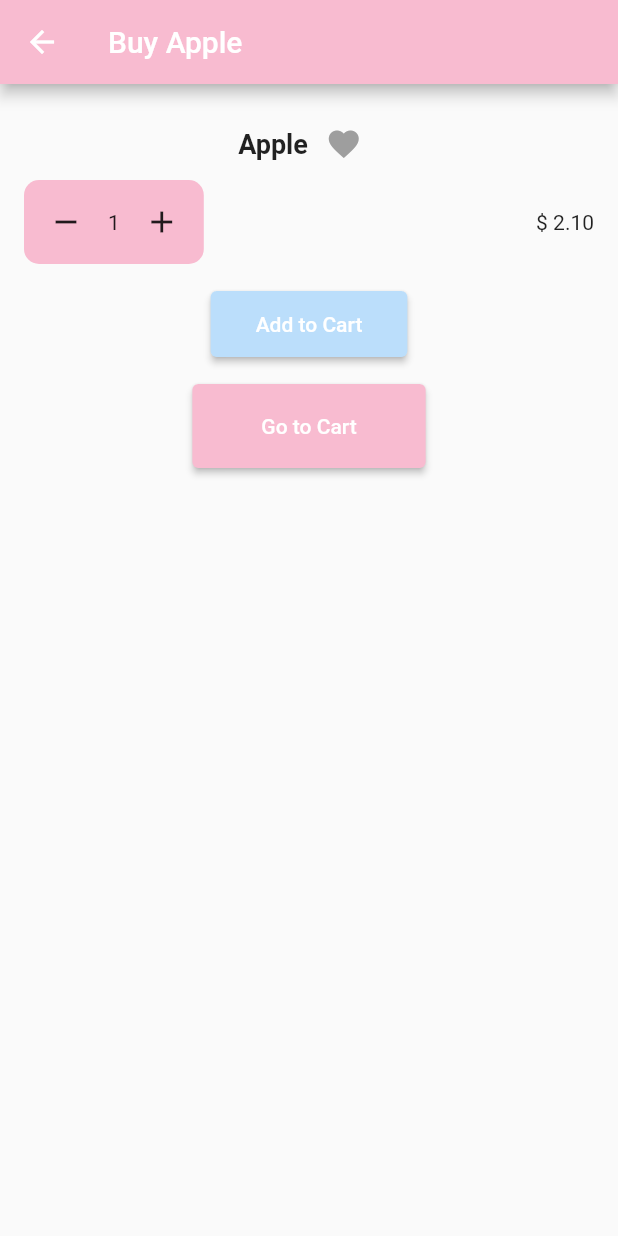
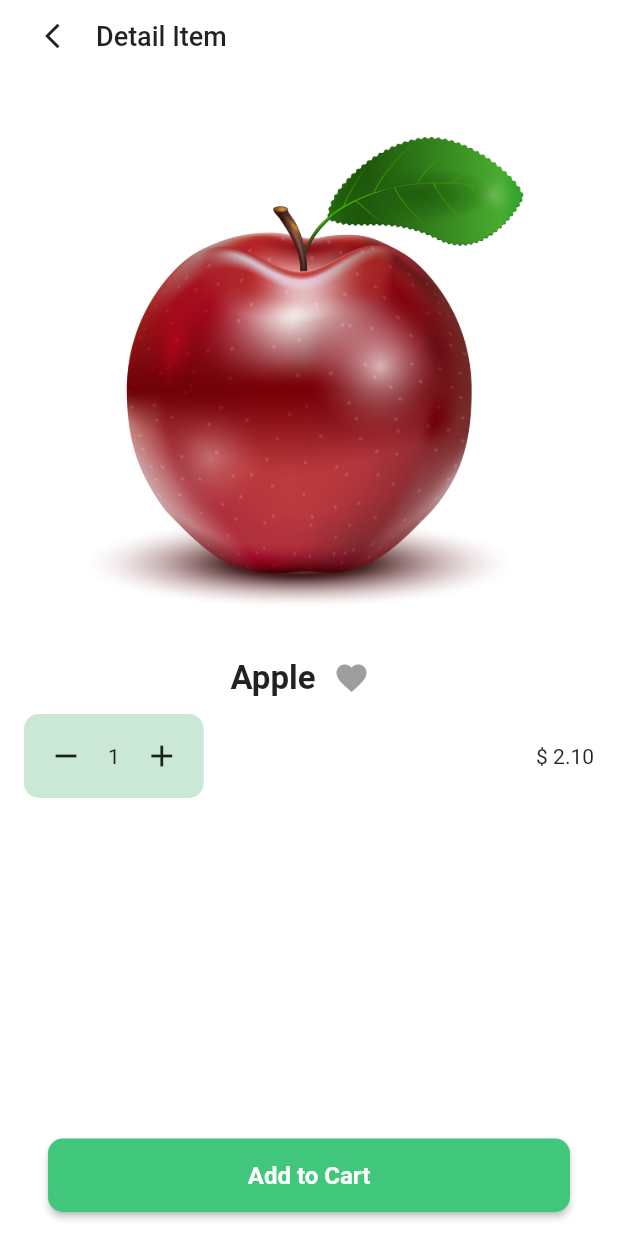
Before and after one commit to juliakowalikk/grocery-cubit, a Flutter app: the screen it shows after launch, after a tap on the "shopping cart" icon, on a phone screen of 412 x 824 dp. Run offline on Flutter 3.47's test engine with Material 2 defaults, Android fonts, the phone set to English and light mode, and no system bars; our stand-ins replace equatable, flutter_bloc; generated files the repository leaves out were written again.

Commit message:
Code refractor

```diff
--- a/lib/cubit/grocery_cubit.dart
+++ b/lib/cubit/grocery_cubit.dart
@@ -9,9 +9,7 @@ class GroceryCubit extends Cubit<GroceryState> {
           const Product(
               itemName: 'Apple', price: 2.10, image: 'lib/images/apple.jpg'),
           const Product(
-              itemName: 'Raspberry',
-              price: 3.45,
-              image: 'lib/images/raspberry.jpg'),
+              itemName: 'Cherry', price: 3.45, image: 'lib/images/cherry.jpg'),
           const Product(
               itemName: 'Kiwi', price: 1.15, image: 'lib/images/kiwi.jpg'),
           const Product(
@@ -25,7 +23,7 @@ class GroceryCubit extends Cubit<GroceryState> {
 
   double totalPrice = 0;
 
-  void addToCart(int amount, Product product) {
+  void addProduct(int amount, Product product) {
     cartProducts.addAll(List.generate(amount, (index) => product));
     totalPrice = totalPrice + (product.price * amount);
     emit(GroceryAddedToCart(
@@ -47,6 +45,7 @@ class GroceryCubit extends Cubit<GroceryState> {
   }
 
   void removeSpecificProduct(int amount, Product product) {
+    print(amount);
     cartProducts.removeWhere((Product item) => product == item);
     totalPrice = totalPrice - (product.price * amount);
     emit(GroceryInitial(
--- a/lib/l10n/app_en.arb
+++ b/lib/l10n/app_en.arb
@@ -1,5 +1,5 @@
 {
-  "buy": "Buy",
+  "buy": "Payment",
   "goToCart": "Go to Cart",
   "grocery": "Grocery",
   "cart": "Cart",
@@ -7,9 +7,13 @@
   "buyGroceries": "Buy your fresh groceries",
   "favProducts": "Favourite products",
   "noProducts": "You don't have favorite products yet",
-  "totalPrice": "Total price:{price}",
+  "totalPrice": "Total price: ${price}",
   "yourCart":"Cart Items",
   "delete": "Delete all",
   "addToCart": "Add to Cart",
-  "productCount": "You have {count} products in your cart"
+  "productCount": "You have {count} products in your cart",
+  "detailItem": "Detail Item",
+  "emptyCart": "Oops! Your cart is empty",
+  "emptySubtitle": "Let's go buy something",
+  "addFav": "Add something on the product page"
 }
--- a/lib/pages/grocery_page/grocery_page.dart
+++ b/lib/pages/grocery_page/grocery_page.dart
@@ -21,27 +21,25 @@ class _HomePageState extends State<GroceryPage> {
         builder: (context, state) {
           return SafeArea(
             child: Column(
+              crossAxisAlignment: CrossAxisAlignment.start,
               children: [
-                Text(
-                  Strings.of(context).buyGroceries,
-                  style: AppTypography.style1,
+                Padding(
+                  padding: const EdgeInsets.all(16.0),
+                  child: Text(
+                    Strings.of(context).buyGroceries,
+                    style: AppTypography.style4,
+                  ),
                 ),
-                Padding(
-                  padding: const EdgeInsets.all(8.0),
-                  child: GridView.builder(
-                    shrinkWrap: true,
-                    itemCount: state.allProducts.length,
-                    itemBuilder: (context, index) => Container(
-                        margin: const EdgeInsets.symmetric(vertical: 10),
-                        width: double.infinity,
-                        child: Padding(
-                          padding: const EdgeInsets.all(8.0),
-                          child: ProductTile(product: state.allProducts[index]),
-                        )),
-                    gridDelegate:
-                        const SliverGridDelegateWithFixedCrossAxisCount(
-                            crossAxisCount: 2),
+                GridView.builder(
+                  padding: const EdgeInsets.all(8),
+                  shrinkWrap: true,
+                  itemCount: state.allProducts.length,
+                  itemBuilder: (context, index) => Padding(
+                    padding: const EdgeInsets.all(8.0),
+                    child: ProductTile(product: state.allProducts[index]),
                   ),
+                  gridDelegate: const SliverGridDelegateWithFixedCrossAxisCount(
+                      crossAxisCount: 2),
                 ),
               ],
             ),
--- a/lib/pages/grocery_page/widgets/grocery_page_product_tile.dart
+++ b/lib/pages/grocery_page/widgets/grocery_page_product_tile.dart
@@ -12,9 +12,9 @@ class ProductTile extends StatelessWidget {
     String price = product.price.toStringAsFixed(2);
     return Container(
       decoration: BoxDecoration(
-        color: Colors.white,
-        borderRadius: BorderRadius.circular(10),
-      ),
+          color: Colors.white,
+          borderRadius: BorderRadius.circular(10),
+          border: Border.all(color: Colors.grey.shade300)),
       child: Column(mainAxisAlignment: MainAxisAlignment.center, children: [
         Image.asset(
           product.image,
@@ -22,7 +22,7 @@ class ProductTile extends StatelessWidget {
         ),
         Text(
           product.itemName,
-          style: AppTypography.style1,
+          style: AppTypography.style2,
         ),
         Padding(
           padding: const EdgeInsets.all(16.0),
@@ -31,7 +31,7 @@ class ProductTile extends StatelessWidget {
             const Spacer(),
             Container(
               decoration: BoxDecoration(
-                  color: Colors.pink.shade100,
+                  color: const Color(0xFFCBE8D6),
                   borderRadius: BorderRadius.circular(10)),
               child: IconButton(
                 onPressed: () => Navigator.push(
@@ -45,7 +45,7 @@ class ProductTile extends StatelessWidget {
                             ))),
                 icon: const Icon(
                   Icons.shopping_cart,
-                  color: Colors.white,
+                  color: Color(0xFF40C77C),
                 ),
               ),
             ),
--- a/lib/pages/home_page/home_page.dart
+++ b/lib/pages/home_page/home_page.dart
@@ -28,7 +28,7 @@ class _HomePageState extends State<HomePage> {
       builder: (context, state) {
         return Scaffold(
           bottomNavigationBar: BottomNavigationBar(
-            selectedItemColor: Colors.blue.shade100,
+            selectedItemColor: const Color(0xFF40C77C),
             currentIndex: currentIndex,
             onTap: _onItemTapped,
             items: [
--- a/lib/pages/product_page/product_page.dart
+++ b/lib/pages/product_page/product_page.dart
@@ -5,11 +5,10 @@ import 'package:flutter_bloc/flutter_bloc.dart';
 import 'package:flutter_gen/gen_l10n/app_localizations.dart';
 import 'package:grocery_cubit/cubit/grocery_cubit.dart';
 import 'package:grocery_cubit/cubit/grocery_state.dart';
-import 'package:grocery_cubit/pages/home_page/home_page.dart';
-import 'package:grocery_cubit/pages/product_page/widgets/product_page_buttons.dart';
 import 'package:grocery_cubit/pages/style/app_typography.dart';
 import 'package:grocery_cubit/product.dart';
-import 'package:grocery_cubit/widgets/product_page_counter.dart';
+import 'package:grocery_cubit/widgets/buttons.dart';
+import 'package:grocery_cubit/widgets/product_counter.dart';
 
 class ProductPage extends StatefulWidget {
   final Product product;
@@ -31,18 +30,33 @@ class _ProductPageState extends State<ProductPage> {
       child: BlocListener<GroceryCubit, GroceryState>(
         listener: _listener,
         child: Scaffold(
-          appBar: AppBar(
-            title:
-                Text('${Strings.of(context).buy} ${widget.product.itemName}'),
-            backgroundColor: Colors.pink.shade100,
-          ),
-          body: Padding(
-              padding: const EdgeInsets.all(16.0),
-              child: BlocBuilder<GroceryCubit, GroceryState>(
-                builder: (context, state) {
-                  return Center(
+          backgroundColor: Colors.white,
+          body: BlocBuilder<GroceryCubit, GroceryState>(
+            builder: (context, state) {
+              return SafeArea(
+                child: Center(
+                  child: Padding(
+                    padding: const EdgeInsets.symmetric(horizontal: 16),
                     child: Column(
+                      crossAxisAlignment: CrossAxisAlignment.start,
                       children: [
+                        Row(
+                          children: [
+                            IconButton(
+                                onPressed: () {
+                                  Navigator.pop(context);
+                                },
+                                icon: const Icon(
+                                  Icons.arrow_back_ios,
+                                  size: 20,
+                                )),
+                            Text(
+                              Strings.of(context).detailItem,
+                              style: AppTypography.style4,
+                            ),
+                          ],
+                        ),
+                        Image.asset(widget.product.image),
                         Row(
                           mainAxisAlignment: MainAxisAlignment.center,
                           children: [
@@ -53,10 +67,11 @@ class _ProductPageState extends State<ProductPage> {
                             IconButton(
                                 onPressed: () {
                                   context.read<GroceryCubit>().addToFavourite(
-                                      Product(
-                                          itemName: widget.product.itemName,
-                                          price: widget.product.price,
-                                          image: widget.product.image));
+                                        Product(
+                                            itemName: widget.product.itemName,
+                                            price: widget.product.price,
+                                            image: widget.product.image),
+                                      );
                                   setState(() {
                                     isPressed = !isPressed;
                                   });
@@ -77,27 +92,26 @@ class _ProductPageState extends State<ProductPage> {
                                 amount--;
                                 amount = max(amount - 1, 0);
                               }),
-                              color: Colors.pink.shade100,
+                              color: const Color(0xFFCBE8D6),
                             ),
                             const Spacer(),
                             Text('\$ $price'),
                           ],
                         ),
-                        ProductPageButtons(
-                            addToCart: () => context
-                                .read<GroceryCubit>()
-                                .addToCart(amount, widget.product),
-                            addText: Strings.of(context).addToCart,
-                            goToCart: () => Navigator.pushReplacement(
-                                context,
-                                MaterialPageRoute(
-                                    builder: (context) => const HomePage())),
-                            goText: Strings.of(context).goToCart),
+                        const Spacer(),
+                        Button(
+                          title: Strings.of(context).addToCart,
+                          onPressed: () => context
+                              .read<GroceryCubit>()
+                              .addProduct(amount, widget.product),
+                        )
                       ],
                     ),
-                  );
-                },
-              )),
+                  ),
+                ),
+              );
+            },
+          ),
         ),
       ),
     );
--- a/lib/pages/product_page/widgets/product_page_buttons.dart
+++ /dev/null
@@ -1,42 +0,0 @@
-import 'package:flutter/material.dart';
-
-class ProductPageButtons extends StatelessWidget {
-  const ProductPageButtons(
-      {super.key,
-      required this.addToCart,
-      required this.addText,
-      required this.goToCart,
-      required this.goText});
-  final Function() addToCart;
-  final String addText;
-  final Function() goToCart;
-  final String goText;
-  @override
-  Widget build(BuildContext context) => Column(
-        children: [
-          Padding(
-            padding: const EdgeInsets.all(16.0),
-            child: ElevatedButton(
-              style: ElevatedButton.styleFrom(
-                  backgroundColor: Colors.blue.shade100),
-              onPressed: () {
-                addToCart();
-              },
-              child: Padding(
-                padding: const EdgeInsets.all(14.0),
-                child: Text(addText),
-              ),
-            ),
-          ),
-          ElevatedButton(
-            style:
-                ElevatedButton.styleFrom(backgroundColor: Colors.pink.shade100),
-            onPressed: () => goToCart(),
-            child: Padding(
-              padding: const EdgeInsets.symmetric(horizontal: 30, vertical: 20),
-              child: Text(goText),
-            ),
-          )
-        ],
-      );
-}
--- a/lib/pages/style/app_typography.dart
+++ b/lib/pages/style/app_typography.dart
@@ -2,7 +2,22 @@ import 'package:flutter/material.dart';
 
 class AppTypography {
   static TextStyle style1 = const TextStyle(
+    fontWeight: FontWeight.w700,
+    fontSize: 22,
+  );
+
+  static TextStyle style2 = const TextStyle(
     fontWeight: FontWeight.bold,
+    fontSize: 16,
+  );
+
+  static TextStyle style3 = const TextStyle(
+    fontWeight: FontWeight.w300,
+    fontSize: 14,
+    color: Colors.green,
+  );
+  static TextStyle style4 = const TextStyle(
+    fontWeight: FontWeight.w500,
     fontSize: 18,
   );
 }
--- /dev/null
+++ b/lib/widgets/buttons.dart
@@ -0,0 +1,34 @@
+import 'package:flutter/material.dart';
+
+import '../pages/style/app_typography.dart';
+
+class Button extends StatelessWidget {
+  const Button({super.key, required this.title, required this.onPressed});
+
+  final String title;
+  final Function() onPressed;
+
+  @override
+  Widget build(BuildContext context) => SizedBox(
+        width: double.infinity,
+        child: Padding(
+          padding: const EdgeInsets.all(16.0),
+          child: ElevatedButton(
+            onPressed: onPressed,
+            style: ElevatedButton.styleFrom(
+                backgroundColor: const Color(0xFF40C77C),
+                shape: RoundedRectangleBorder(
+                    borderRadius: BorderRadius.circular(10))),
+            child: Padding(
+              padding: const EdgeInsets.symmetric(horizontal: 30, vertical: 15),
+              child: Text(
+                title,
+                style: AppTypography.style2,
+              ),
+            ),
+          ),
+        ),
+      );
+}
+
+//Strings.of(context).buy
```
Also changed, not shown: lib/pages/cart_page/cart_page.dart (+43 -19 lines), lib/pages/cart_page/widgets/cart_page_list_view.dart (+6 -5 lines), lib/pages/favourite_page/favourite_page.dart (+18 -12 lines), lib/widgets/grocery_list_tile.dart (renamed from lib/pages/cart_page/widgets/cart_page_list_tile.dart, +13 -5 lines), lib/images/cherry.jpg (added), lib/images/empty.jpg (deleted), lib/images/empty_cart.png (added), lib/images/raspberry.jpg (deleted), lib/images/strawberry.jpg (deleted), lib/widgets/product_counter.dart (renamed from lib/widgets/product_page_counter.dart).
